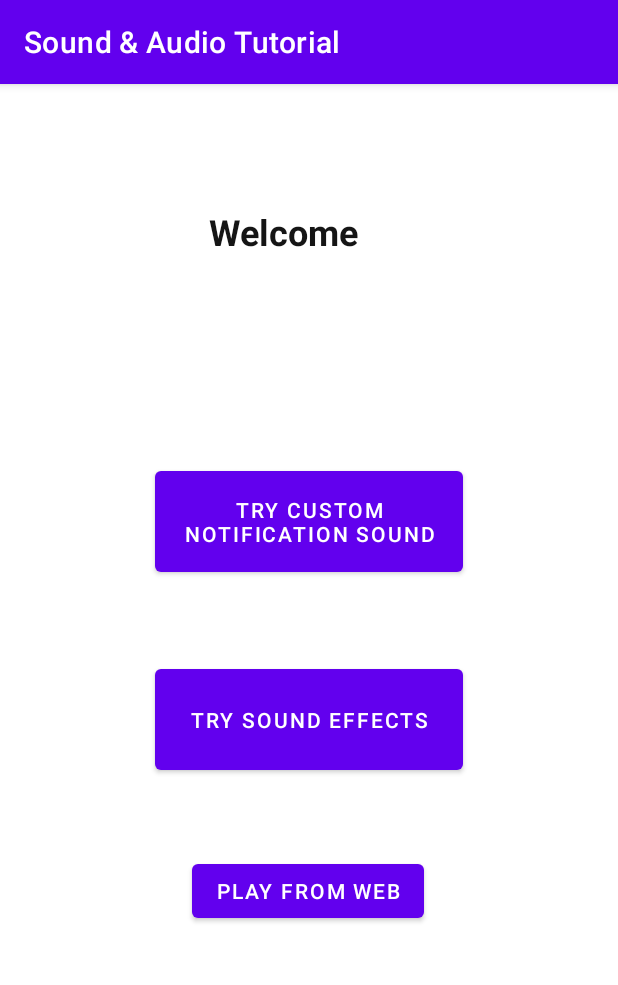
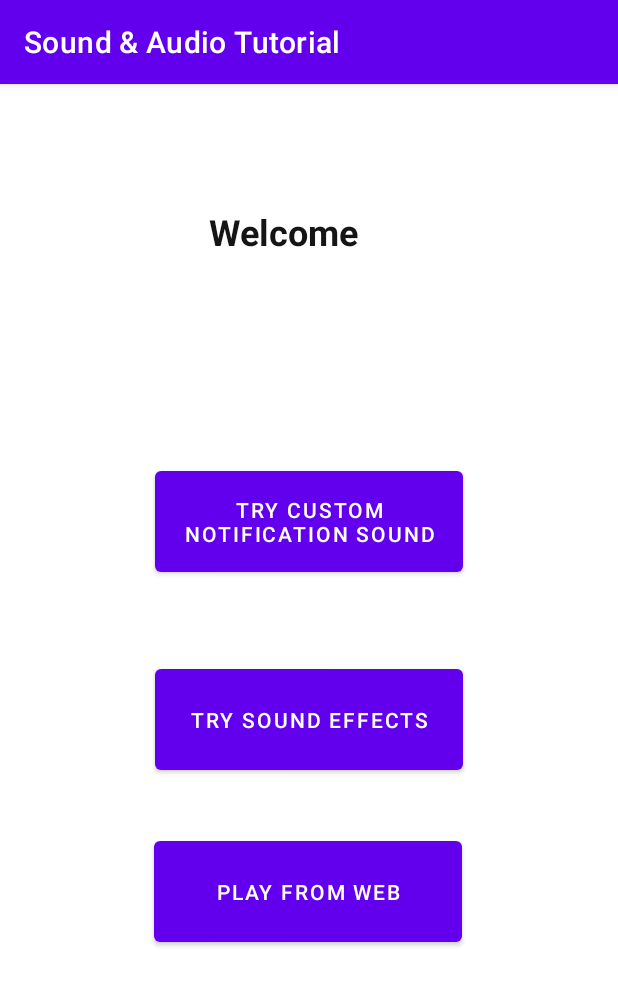
Before and after one commit to NafiHasan/AudioSoundTutorial, an Android app: the screen it shows after launch (MainActivity), on a phone screen of 412 x 824 dp. Shown: the top 985 px of the screen. Run offline under Robolectric (Android 15) with nearby library versions, the phone set to English and light mode, and no system bars.

Commit message:
Minor Bug Fixes

```diff
--- a/app/src/main/res/layout/activity_main.xml
+++ b/app/src/main/res/layout/activity_main.xml
@@ -46,8 +46,8 @@
 
     <Button
         android:id="@+id/virtualButtonId"
-        android:layout_width="wrap_content"
-        android:layout_height="wrap_content"
+        android:layout_width="205dp"
+        android:layout_height="79dp"
         android:layout_marginBottom="76dp"
         android:text="Play From Web"
         app:layout_constraintBottom_toBottomOf="parent"
```
Also changed, not shown: app/src/main/java/com/example/soundaudiotutorial/NotificationActivity.java (+8 -22 lines).
